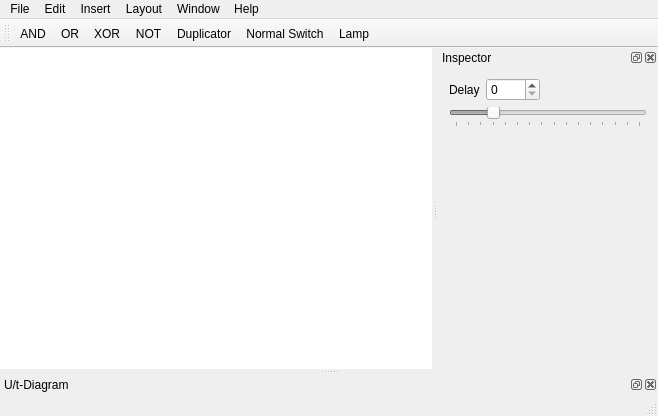
This is mainwindow.ui in narrowtux/Gatter as Qt 5 draws it before an edit. The edited form follows.
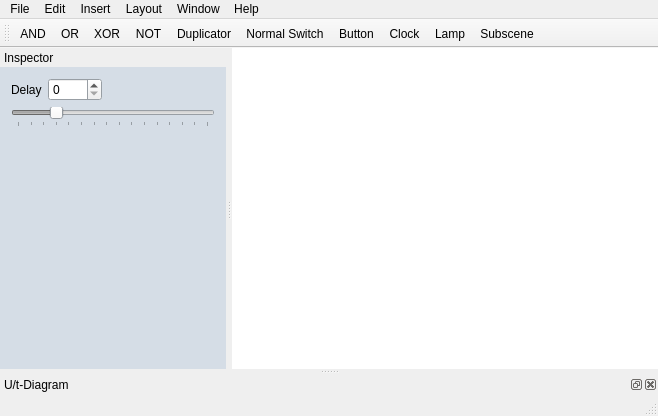
This is the edited form.

```diff
--- a/mainwindow.ui
+++ b/mainwindow.ui
@@ -167,21 +167,27 @@
    <addaction name="actionInsertNOT"/>
    <addaction name="actionMultiplexer"/>
    <addaction name="actionInsertSwitch"/>
+   <addaction name="actionInsertButton"/>
+   <addaction name="actionInsertClock"/>
    <addaction name="actionInsertLamp"/>
+   <addaction name="actionInsertSubscene"/>
   </widget>
   <widget class="QStatusBar" name="statusBar"/>
   <widget class="QDockWidget" name="dockInspector">
    <property name="minimumSize">
     <size>
-     <width>220</width>
+     <width>226</width>
      <height>102</height>
     </size>
    </property>
+   <property name="features">
+    <set>QDockWidget::NoDockWidgetFeatures</set>
+   </property>
    <property name="windowTitle">
     <string>Inspector</string>
    </property>
    <attribute name="dockWidgetArea">
-    <number>2</number>
+    <number>1</number>
    </attribute>
    <widget class="QWidget" name="dockWidgetContents">
     <layout class="QVBoxLayout" name="verticalLayout_2">
@@ -196,6 +202,70 @@
          <height>0</height>
         </size>
        </property>
+       <property name="palette">
+        <palette>
+         <active>
+          <colorrole role="Base">
+           <brush brushstyle="SolidPattern">
+            <color alpha="255">
+             <red>255</red>
+             <green>255</green>
+             <blue>255</blue>
+            </color>
+           </brush>
+          </colorrole>
+          <colorrole role="Window">
+           <brush brushstyle="SolidPattern">
+            <color alpha="255">
+             <red>213</red>
+             <green>221</green>
+             <blue>230</blue>
+            </color>
+           </brush>
+          </colorrole>
+         </active>
+         <inactive>
+          <colorrole role="Base">
+           <brush brushstyle="SolidPattern">
+            <color alpha="255">
+             <red>255</red>
+             <green>255</green>
+             <blue>255</blue>
+            </color>
+           </brush>
+          </colorrole>
+          <colorrole role="Window">
+           <brush brushstyle="SolidPattern">
+            <color alpha="255">
+             <red>213</red>
+             <green>221</green>
+             <blue>230</blue>
+            </color>
+           </brush>
+          </colorrole>
+         </inactive>
+         <disabled>
+          <colorrole role="Base">
+           <brush brushstyle="SolidPattern">
+            <color alpha="255">
+             <red>213</red>
+             <green>221</green>
+             <blue>230</blue>
+            </color>
+           </brush>
+          </colorrole>
+          <colorrole role="Window">
+           <brush brushstyle="SolidPattern">
+            <color alpha="255">
+             <red>213</red>
+             <green>221</green>
+             <blue>230</blue>
+            </color>
+           </brush>
+          </colorrole>
+         </disabled>
+        </palette>
+       </property>
        <property name="frameShape">
         <enum>QFrame::NoFrame</enum>
        </property>
@@ -216,7 +286,7 @@
          <rect>
           <x>0</x>
           <y>0</y>
-          <width>220</width>
+          <width>226</width>
           <height>279</height>
          </rect>
         </property>
```
